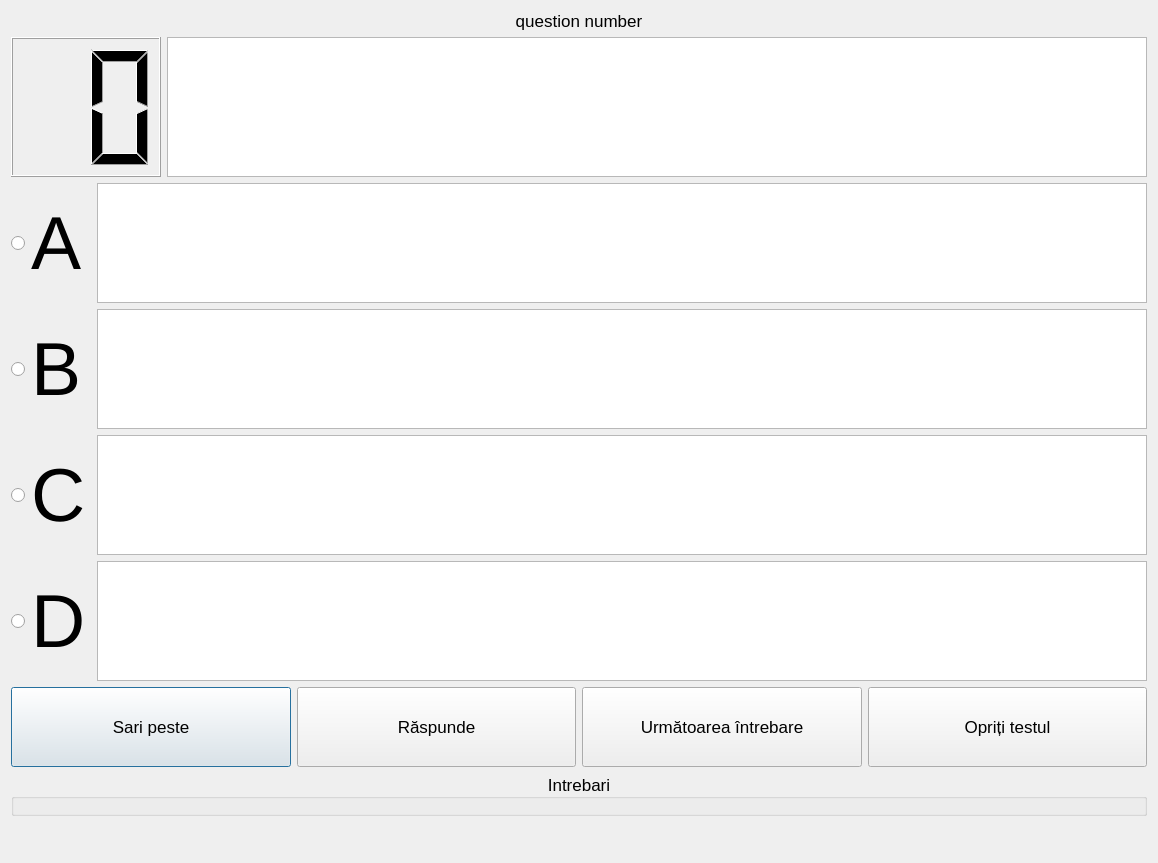
Qt form test_dlg.ui (VladimirV01/test-generator) before a commit.
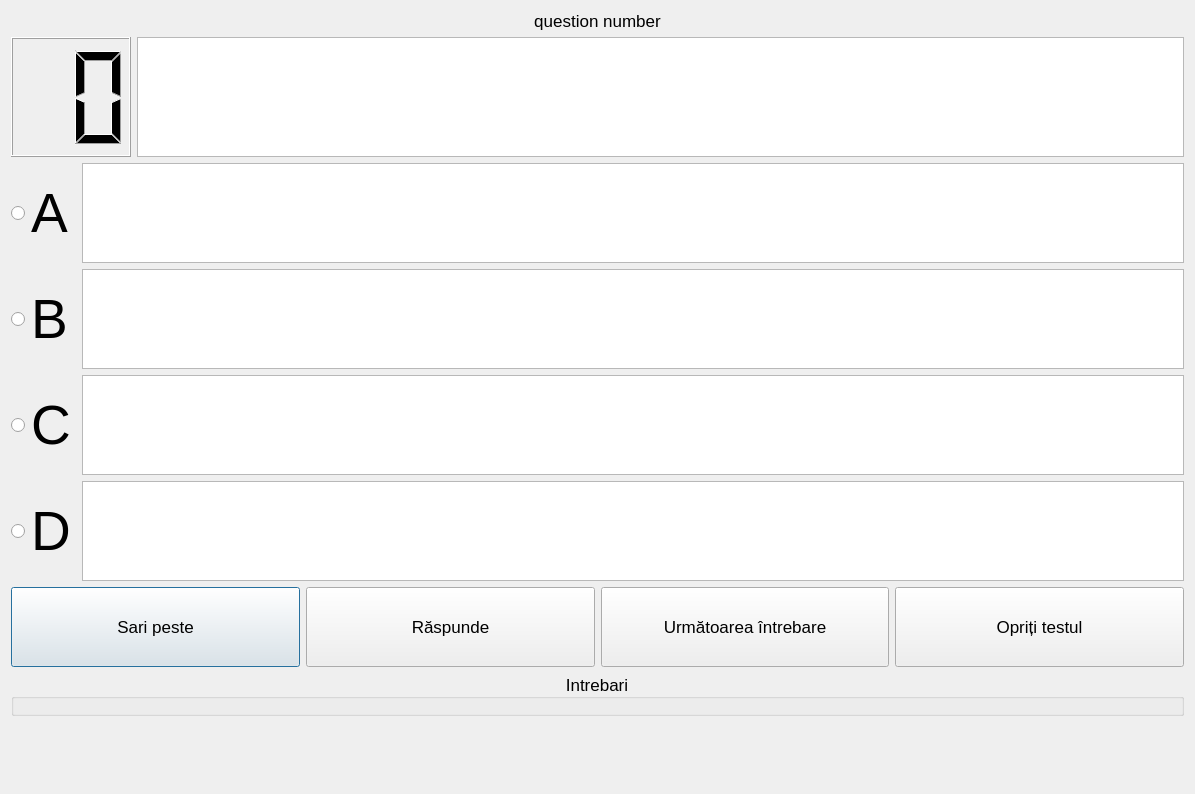
The same form after that commit.

Diff of the .ui file:
```diff
--- a/test_dlg.ui
+++ b/test_dlg.ui
@@ -6,8 +6,8 @@
    <rect>
     <x>0</x>
     <y>0</y>
-    <width>1158</width>
-    <height>863</height>
+    <width>1195</width>
+    <height>794</height>
    </rect>
   </property>
   <property name="windowTitle">
@@ -35,7 +35,7 @@
       <widget class="QLCDNumber" name="question_number">
        <property name="minimumSize">
         <size>
-         <width>150</width>
+         <width>120</width>
          <height>0</height>
         </size>
        </property>
@@ -60,13 +60,13 @@
        <property name="minimumSize">
         <size>
          <width>0</width>
-         <height>140</height>
+         <height>120</height>
         </size>
        </property>
        <property name="maximumSize">
         <size>
          <width>16777215</width>
-         <height>140</height>
+         <height>120</height>
         </size>
        </property>
        <property name="font">
@@ -99,7 +99,7 @@
        </property>
        <property name="font">
         <font>
-         <pointsize>56</pointsize>
+         <pointsize>41</pointsize>
         </font>
        </property>
        <property name="text">
@@ -123,7 +123,7 @@
        </property>
        <property name="font">
         <font>
-         <pointsize>56</pointsize>
+         <pointsize>41</pointsize>
         </font>
        </property>
        <property name="text">
@@ -147,7 +147,7 @@
        </property>
        <property name="font">
         <font>
-         <pointsize>56</pointsize>
+         <pointsize>41</pointsize>
         </font>
        </property>
        <property name="text">
@@ -171,7 +171,7 @@
        </property>
        <property name="font">
         <font>
-         <pointsize>56</pointsize>
+         <pointsize>41</pointsize>
         </font>
        </property>
        <property name="text">
@@ -184,13 +184,13 @@
        <property name="minimumSize">
         <size>
          <width>0</width>
-         <height>120</height>
+         <height>100</height>
         </size>
        </property>
        <property name="maximumSize">
         <size>
          <width>16777215</width>
-         <height>120</height>
+         <height>100</height>
         </size>
        </property>
        <property name="font">
@@ -217,13 +217,13 @@
        <property name="minimumSize">
         <size>
          <width>0</width>
-         <height>120</height>
+         <height>100</height>
         </size>
        </property>
        <property name="maximumSize">
         <size>
          <width>16777215</width>
-         <height>120</height>
+         <height>100</height>
         </size>
        </property>
        <property name="font">
@@ -247,13 +247,13 @@
        <property name="minimumSize">
         <size>
          <width>0</width>
-         <height>120</height>
+         <height>100</height>
         </size>
        </property>
        <property name="maximumSize">
         <size>
          <width>16777215</width>
-         <height>120</height>
+         <height>100</height>
         </size>
        </property>
        <property name="font">
@@ -277,13 +277,13 @@
        <property name="minimumSize">
         <size>
          <width>0</width>
-         <height>120</height>
+         <height>100</height>
         </size>
        </property>
        <property name="maximumSize">
         <size>
          <width>16777215</width>
-         <height>120</height>
+         <height>100</height>
         </size>
        </property>
        <property name="font">
```
